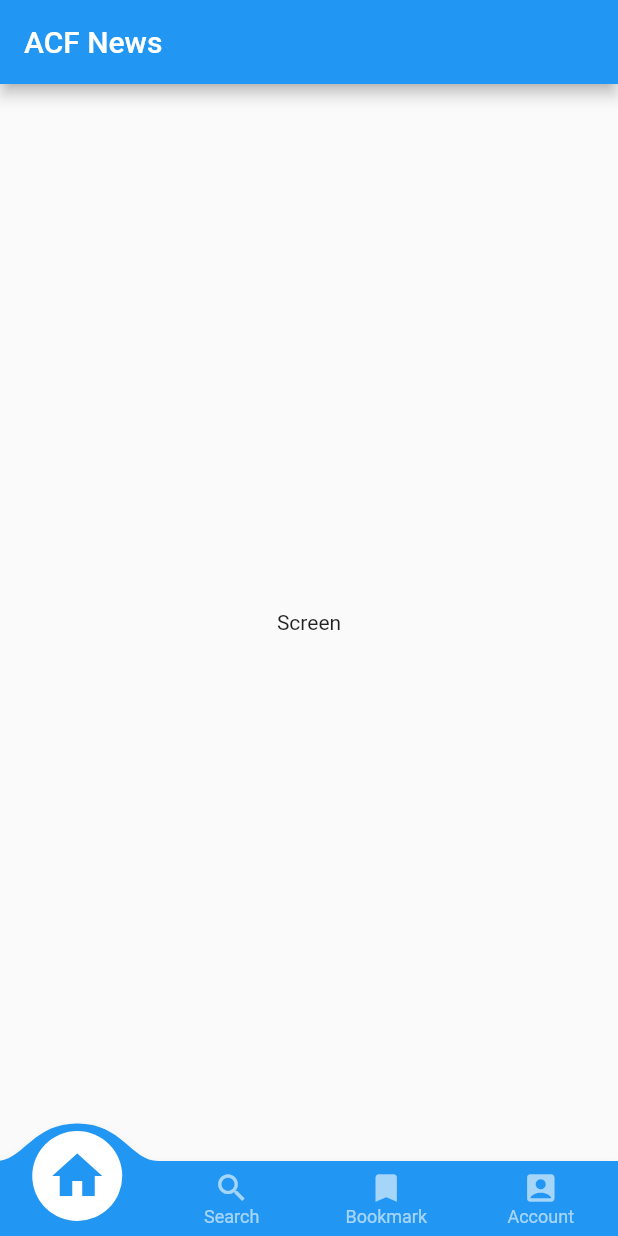
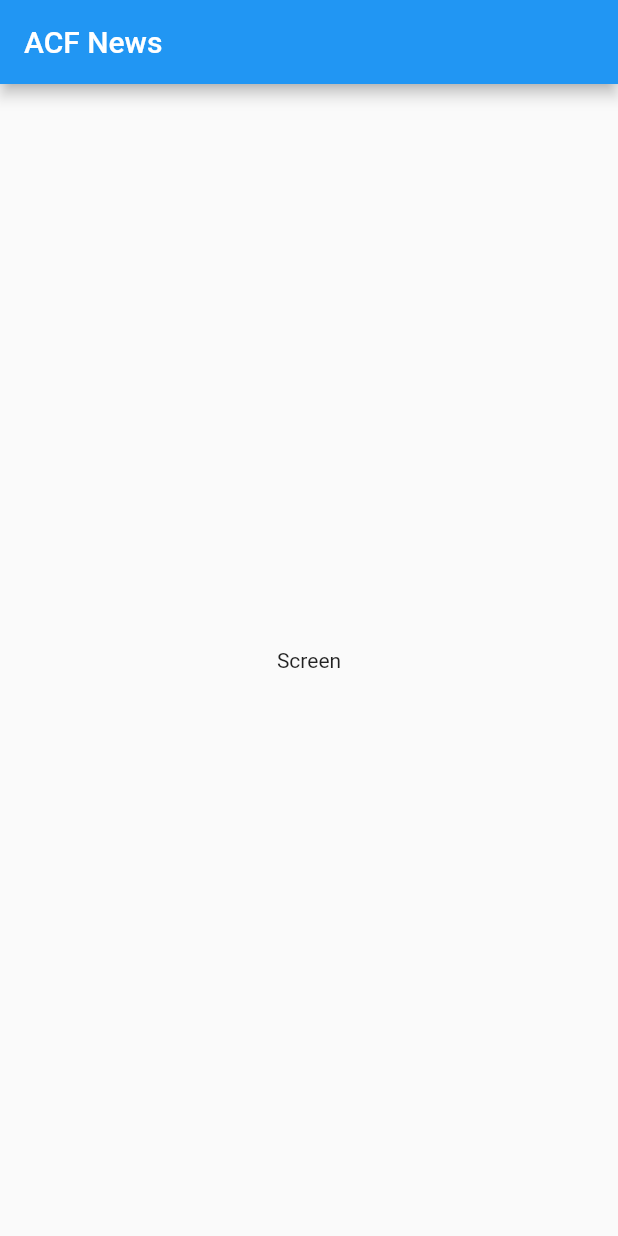
Before and after one commit to fanolans/acf_news, a Flutter app: the screen it shows after launch, on a phone screen of 412 x 824 dp. Run offline on Flutter 3.47's test engine with Material 2 defaults, Android fonts, the phone set to English and light mode, and no system bars; drawn by our look-alikes of convex_bottom_bar.

Commit message:
Remove bottom navigation

```diff
--- a/lib/presentations/pages/home_page.dart
+++ b/lib/presentations/pages/home_page.dart
@@ -18,14 +18,6 @@ class _HomePageState extends State<HomePage> {
       body: const Center(
         child: Text('Screen'),
       ),
-      bottomNavigationBar: ConvexAppBar(
-        items: const [
-          TabItem(icon: Icons.home, title: 'Home'),
-          TabItem(icon: Icons.search, title: 'Search'),
-          TabItem(icon: Icons.bookmark, title: 'Bookmark'),
-          TabItem(icon: Icons.account_box_rounded, title: 'Account'),
-        ],
-      ),
     );
   }
 }
```
